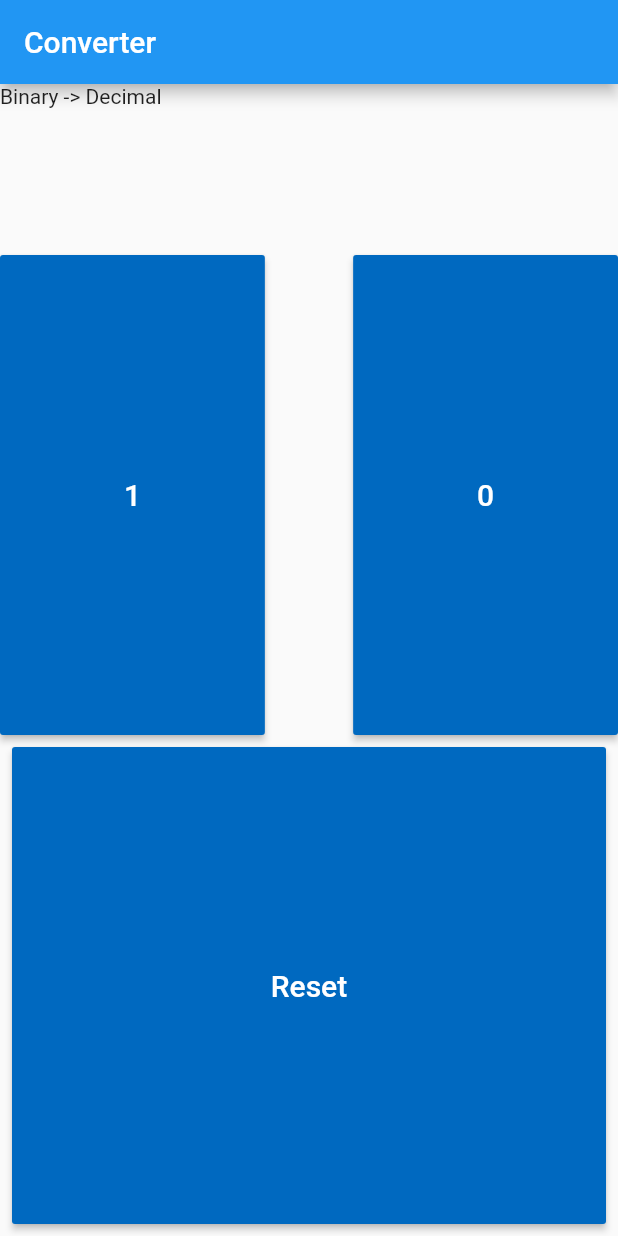
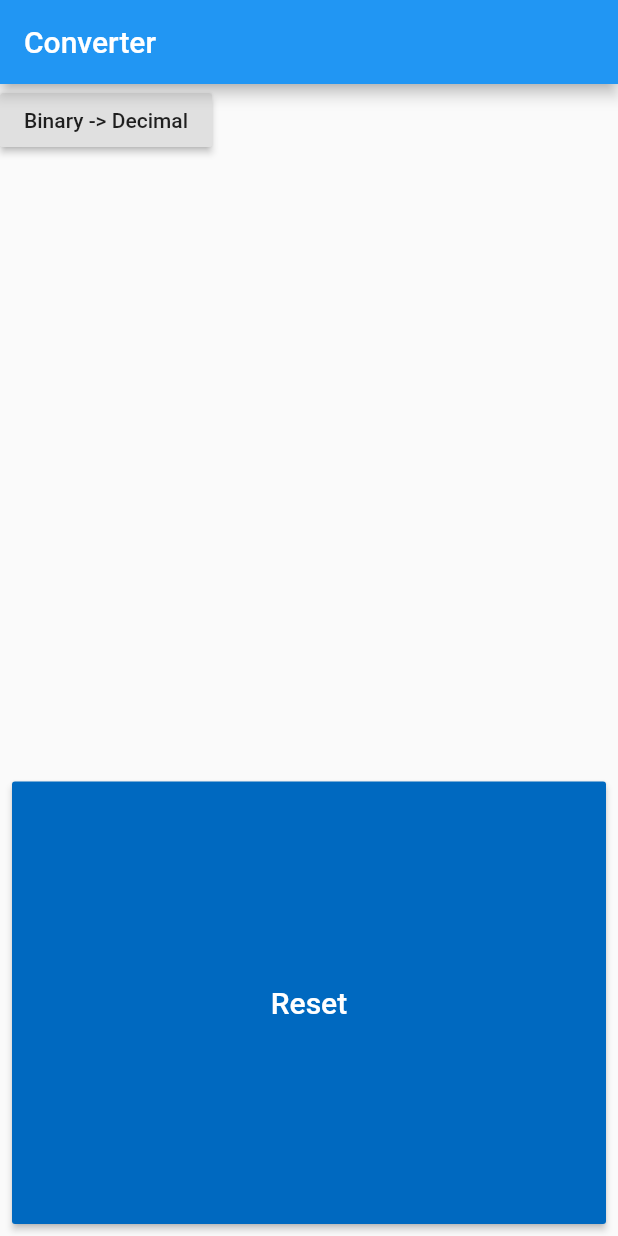
Before and after one commit to laznar/BinaryDecimalG11, a Flutter app: the screen it shows after launch, on a phone screen of 412 x 824 dp. Run offline on Flutter 3.47's test engine with Material 2 defaults, Android fonts, the phone set to English and light mode, and no system bars.

```diff
--- a/lib/main.dart
+++ b/lib/main.dart
@@ -1,4 +1,4 @@
-import 'package:demo_app/screens/myhome.dart';
+import 'package:converter_g11/screens/myhome.dart';
 import 'package:flutter/material.dart';
 
 void main() => runApp(MyHome());
--- a/lib/screens/myhome.dart
+++ b/lib/screens/myhome.dart
@@ -1,4 +1,4 @@
-import 'package:demo_app/widgets/converter.dart';
+import 'package:converter_g11/widgets/binarytodecimal.dart';
 import 'package:flutter/material.dart';
 
 class MyHome extends StatelessWidget {
@@ -6,7 +6,7 @@ class MyHome extends StatelessWidget {
   Widget build(BuildContext context) {
     return MaterialApp(
         debugShowCheckedModeBanner: false,
-        title: 'Binary to Decimal',
+        title: 'Converter Binary<->Decimal',
         theme: ThemeData(
           primarySwatch: Colors.blue,
         ),
@@ -14,6 +14,6 @@ class MyHome extends StatelessWidget {
             appBar: AppBar(
               title: Text('Converter'),
             ),
-            body: Center(child: Converter())));
+            body: Center(child: BinarytoDecimal())));
   }
 }
--- /dev/null
+++ b/lib/widgets/binarytodecimal.dart
@@ -0,0 +1,146 @@
+import 'package:converter_g11/widgets/decimaltobinary.dart';
+import 'package:flutter/material.dart';
+
+class BinarytoDecimal extends StatefulWidget {
+  @override
+  _BinarytoDecimalState createState() => _BinarytoDecimalState();
+}
+
+class _BinarytoDecimalState extends State<BinarytoDecimal> {
+  String _binary = "";
+  String _decimal = "";
+  String _textButton = "Binary -> Decimal";
+  bool _state = true;
+
+  void _onPressed(String value) {
+    setState(() {
+      _binary = _binary + '$value';
+      _decimal = int.parse(_binary, radix: 2).toRadixString(10);
+    });
+  }
+
+  void _reset() {
+    setState(() {
+      _binary = "";
+      _decimal = "";
+    });
+  }
+
+  void _update() {
+    setState(() {
+      if (_state == true) {
+        _textButton = "Binary -> Decimal";
+        _state = false;
+      } else {
+        _state = true;
+        _textButton = "Decimal->Binary";
+      }
+    });
+  }
+
+  @override
+  Widget build(BuildContext context) {
+    return Container(
+      child: Column(crossAxisAlignment: CrossAxisAlignment.stretch, children: <
+          Widget>[
+        Container(
+            alignment: Alignment.centerLeft,
+            child: RaisedButton(
+                child: Text('$_textButton'),
+                onPressed: () {
+                  _update();
+                })),
+        Container(
+            padding: const EdgeInsets.all(8.0),
+            alignment: Alignment.centerRight,
+            child: Text(
+              '$_binary',
+              textAlign: TextAlign.right,
+              style: TextStyle(
+                  fontWeight: FontWeight.bold,
+                  color: Color(int.parse("#FF5722".replaceAll('#', '0xff'))),
+                  fontSize: 35),
+            )),
+        Text(
+          '$_decimal',
+          textAlign: TextAlign.right,
+          style: TextStyle(
+              fontWeight: FontWeight.bold,
+              color: Color(int.parse("#FF5722".replaceAll('#', '0xff'))),
+              fontSize: 35),
+        ),
+        Expanded(
+          child: _state == false
+              ? Row(
+                  mainAxisAlignment: MainAxisAlignment.spaceEvenly,
+                  children: <Widget>[
+                      Expanded(
+                        flex: 3,
+                        child: Container(
+                          child: Align(
+                            alignment: Alignment.centerLeft,
+                            child: MaterialButton(
+                              minWidth: 300.0,
+                              height: 320,
+                              padding: const EdgeInsets.all(8.0),
+                              color: Color(
+                                  int.parse("#0069C0".replaceAll('#', '0xff'))),
+                              child: Text("1",
+                                  style: new TextStyle(
+                                    fontSize: 20.0,
+                                    color: Colors.white,
+                                  )),
+                              onPressed: () {
+                                _onPressed("1");
+                              },
+                            ),
+                          ),
+                        ),
+                      ),
+                      Spacer(),
+                      Expanded(
+                        flex: 3,
+                        child: Container(
+                          child: Align(
+                            alignment: Alignment.centerRight,
+                            child: MaterialButton(
+                              minWidth: 300.0,
+                              height: 320,
+                              padding: const EdgeInsets.all(8.0),
+                              color: Color(
+                                  int.parse("#0069C0".replaceAll('#', '0xff'))),
+                              child: Text("0",
+                                  style: new TextStyle(
+                                    fontSize: 20.0,
+                                    color: Colors.white,
+                                  )),
+                              onPressed: () {
+                                _onPressed("0");
+                              },
+                            ),
+                          ),
+                        ),
+                      ),
+                    ])
+              : DecimaltoBinary(),
+        ),
+        Expanded(
+          flex: 1,
+          child: Container(
+            padding: const EdgeInsets.all(8.0),
+            child: MaterialButton(
+                color: Color(int.parse("#0069C0".replaceAll('#', '0xff'))),
+                onPressed: () {
+                  _reset();
+                },
+                child: Text("Reset",
+                    style: new TextStyle(
+                      fontSize: 20.0,
+                      color: Colors.white,
+                    ))),
+          ),
+        ),
+      ]),
+    );
+  }
+}
--- a/lib/widgets/converter.dart
+++ /dev/null
@@ -1,122 +0,0 @@
-import 'package:flutter/material.dart';
-
-class Converter extends StatefulWidget {
-  @override
-  _ConverterState createState() => _ConverterState();
-}
-
-class _ConverterState extends State<Converter> {
-  String _binary = "";
-  String _decimal = "";
-
-  void _onPressed(String value) {
-    setState(() {
-      _binary = _binary + '$value';
-      _decimal = int.parse(_binary, radix: 2).toRadixString(10);
-    });
-  }
-
-  void _reset() {
-    setState(() {
-      _binary = "";
-      _decimal = "";
-    });
-  }
-
-  @override
-  Widget build(BuildContext context) {
-    return Container(
-      child: Column(crossAxisAlignment: CrossAxisAlignment.stretch, children: <
-          Widget>[
-        Container(
-            alignment: Alignment.centerLeft, child: Text("Binary -> Decimal")),
-        Container(
-            padding: const EdgeInsets.all(8.0),
-            alignment: Alignment.centerRight,
-            child: Text(
-              '$_binary',
-              textAlign: TextAlign.right,
-              style: TextStyle(
-                  fontWeight: FontWeight.bold,
-                  color: Color(int.parse("#FF5722".replaceAll('#', '0xff'))),
-                  fontSize: 35),
-            )),
-        Text(
-          '$_decimal',
-          textAlign: TextAlign.right,
-          style: TextStyle(
-              fontWeight: FontWeight.bold,
-              color: Color(int.parse("#FF5722".replaceAll('#', '0xff'))),
-              fontSize: 35),
-        ),
-        Row(
-            mainAxisAlignment: MainAxisAlignment.spaceEvenly,
-            children: <Widget>[
-              Expanded(
-                flex: 3,
-                child: Container(
-                  child: Align(
-                    alignment: Alignment.centerLeft,
-                    child: MaterialButton(
-                      minWidth: 300.0,
-                      height: 320,
-                      padding: const EdgeInsets.all(8.0),
-                      color:
-                          Color(int.parse("#0069C0".replaceAll('#', '0xff'))),
-                      child: Text("1",
-                          style: new TextStyle(
-                            fontSize: 20.0,
-                            color: Colors.white,
-                          )),
-                      onPressed: () {
-                        _onPressed("1");
-                      },
-                    ),
-                  ),
-                ),
-              ),
-              Spacer(),
-              Expanded(
-                flex: 3,
-                child: Container(
-                  child: Align(
-                    alignment: Alignment.centerRight,
-                    child: MaterialButton(
-                      minWidth: 300.0,
-                      height: 320,
-                      padding: const EdgeInsets.all(8.0),
-                      color:
-                          Color(int.parse("#0069C0".replaceAll('#', '0xff'))),
-                      child: Text("0",
-                          style: new TextStyle(
-                            fontSize: 20.0,
-                            color: Colors.white,
-                          )),
-                      onPressed: () {
-                        _onPressed("0");
-                      },
-                    ),
-                  ),
-                ),
-              ),
-            ]),
-        Expanded(
-          flex: 1,
-          child: Container(
-            padding: const EdgeInsets.all(8.0),
-            child: MaterialButton(
-                color: Color(int.parse("#0069C0".replaceAll('#', '0xff'))),
-                onPressed: () {
-                  _reset();
-                },
-                child: Text("Reset",
-                    style: new TextStyle(
-                      fontSize: 20.0,
-                      color: Colors.white,
-                    ))),
-          ),
-        ),
-      ]),
-    );
-  }
-}
--- /dev/null
+++ b/lib/widgets/decimaltobinary.dart
@@ -0,0 +1,13 @@
+import 'package:flutter/material.dart';
+
+class DecimaltoBinary extends StatefulWidget {
+  @override
+  _DecimaltoBinaryState createState() => _DecimaltoBinaryState();
+}
+
+class _DecimaltoBinaryState extends State<DecimaltoBinary> {
+  @override
+  Widget build(BuildContext context) {
+    return Container();
+  }
+}
--- a/pubspec.yaml
+++ b/pubspec.yaml
@@ -1,4 +1,4 @@
-name: demo_app
+name: converter_g11
 description: A new Flutter project.
 
 # The following defines the version and build number for your application.
```
Also changed, not shown: 7 other files.
